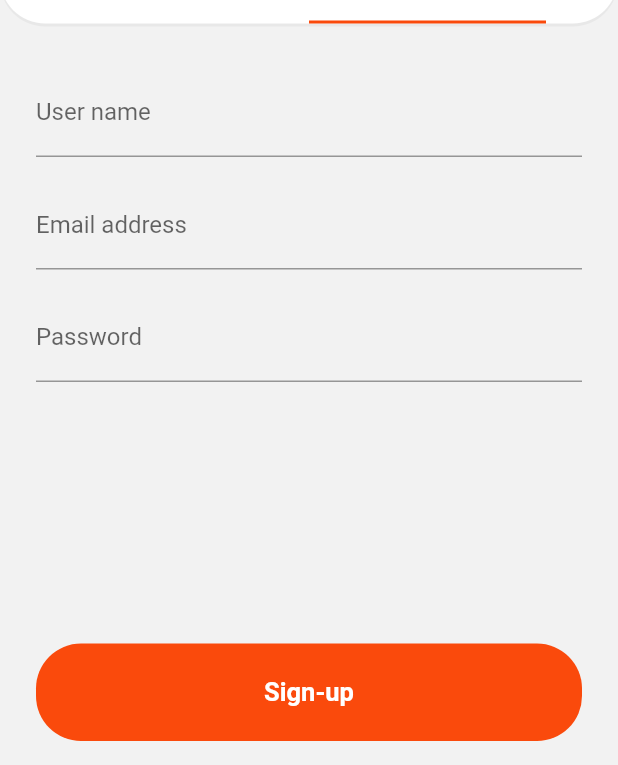
After one commit to DevOps127/boujee, a Flutter app: the ConnexionScreen screen opened by its route, tab 2 chosen, after a tap on "Sign-up", on a phone screen of 412 x 824 dp, the part 471-1236 px from its top. The commit adds this screen. Run offline on Flutter 3.47's test engine with Material 2 defaults, Android fonts, the phone set to English and light mode, and no system bars; our stand-ins replace google_fonts; Roboto replaces fonts that are missing (SF-Pro-Rounded-Regular).

Commit message:
setup routing app

```diff
--- a/lib/routes.dart
+++ b/lib/routes.dart
@@ -0,0 +1,33 @@
+import 'package:flutter/cupertino.dart';
+import 'package:flutter/material.dart';
+
+import 'package:boujee/ui/screens/connexion/connexion_screen.dart';
+import 'package:boujee/ui/screens/onboarding_screen.dart';
+
+class RouteGenerator {
+  static const String onboardingScreen = '/';
+
+  static const String connexionScreen = '/connexion-screen';
+
+  RouteGenerator._();
+
+  static Route<dynamic> generateRoute(RouteSettings settings) {
+    switch (settings.name) {
+      case onboardingScreen:
+        return MaterialPageRoute<dynamic>(
+          builder: (_) => const OnboardingScreen(),
+        );
+      case connexionScreen:
+        return MaterialPageRoute<dynamic>(
+          builder: (_) => const ConnexionScreen(),
+        );
+      default:
+        throw FormatException('Page not found');
+    }
+  }
+}
+
+class RouteException implements Exception {
+  final String message;
+  const RouteException({this.message});
+}
--- a/lib/ui/screens/connexion/connexion_screen.dart
+++ b/lib/ui/screens/connexion/connexion_screen.dart
@@ -1,14 +1,12 @@
 import 'dart:ui';
 
 import 'package:boujee/ui/constants/colors.dart';
-import 'package:boujee/ui/shared/buttons/default_raised_button.dart';
-import 'package:boujee/ui/shared/default_textfield/default_textfield.dart';
-import 'package:boujee/ui/shared/spacers/spacers.dart';
+import 'package:boujee/ui/widgets/connexion_forms/login_form.dart';
+import 'package:boujee/ui/widgets/connexion_forms/sign_up_form.dart';
 import 'package:flutter/material.dart';
 import 'package:flutter/services.dart';
 
 class ConnexionScreen extends StatefulWidget {
-  static const routeName = '/connexion-screen';
 
   const ConnexionScreen({Key key}) : super(key: key);
 
@@ -35,15 +33,42 @@ class _ConnexionScreenState extends State<ConnexionScreen>
         systemNavigationBarColor: AppColors.scaffoldBackgroundColor,
       ),
       child: Scaffold(
-        resizeToAvoidBottomPadding: false,
-        body: SingleChildScrollView(
-          child: Container(
-            height: MediaQuery.of(context).size.height,
-            width: double.infinity,
-            child: Column(
+        //   resizeToAvoidBottomPadding: false,
+        resizeToAvoidBottomInset: false,
+        body: Column(
           crossAxisAlignment: CrossAxisAlignment.stretch,
           children: [
-                Expanded(
+            _TopContainerWidget(tabController: _tabController),
+            Flexible(
+              flex: 3,
+              child: TabBarView(
+                controller: _tabController,
+                physics: NeverScrollableScrollPhysics(),
+                children: [
+                  LoginForm(),
+                  SignUpForm(),
+                ],
+              ),
+            ),
+          ],
+        ),
+      ),
+    );
+  }
+}
+
+class _TopContainerWidget extends StatelessWidget {
+  const _TopContainerWidget({
+    Key key,
+    @required TabController tabController,
+  })  : _tabController = tabController,
+        super(key: key);
+
+  final TabController _tabController;
+
+  @override
+  Widget build(BuildContext context) {
+    return Flexible(
       flex: 2,
       child: Container(
         decoration: BoxDecoration(
@@ -63,27 +88,10 @@ class _ConnexionScreenState extends State<ConnexionScreen>
         child: Column(
           children: [
             Expanded(
-                          child: Image.asset('assets/images/logo_md.png'),
+              child: Center(child: Image.asset('assets/images/logo_md.png')),
             ),
             _TabBarWidget(tabController: _tabController),
           ],
-                    ),
-                  ),
-                ),
-                Expanded(
-                  flex: 3,
-                  child: TabBarView(
-                    controller: _tabController,
-                    physics: NeverScrollableScrollPhysics(),
-                    children: [
-                      _LoginForm(),
-                      _SignUpForm(),
-                    ],
-                  ),
-                ),
-              ],
-            ),
-          ),
         ),
       ),
     );
@@ -133,110 +141,3 @@ class _TabBarWidget extends StatelessWidget {
     );
   }
 }
-
-class _LoginForm extends StatelessWidget {
-  const _LoginForm({
-    Key key,
-  }) : super(key: key);
-
-  @override
-  Widget build(BuildContext context) {
-    return Form(
-      child: Padding(
-        padding:
-            const EdgeInsets.only(top: 30, left: 24, right: 24, bottom: 16),
-        child: Column(
-          crossAxisAlignment: CrossAxisAlignment.start,
-          mainAxisAlignment: MainAxisAlignment.spaceBetween,
-          children: [
-            Column(
-              crossAxisAlignment: CrossAxisAlignment.start,
-              mainAxisSize: MainAxisSize.min,
-              children: [
-                DefaultTextField(
-                  labelText: 'Email address',
-                  textInputType: TextInputType.emailAddress,
-                ),
-                const SpaceH16(),
-                DefaultTextField(
-                  labelText: 'Password',
-                  obscureText: true,
-                ),
-                const SpaceH16(),
-                FlatButton(
-                  onPressed: () {},
-                  padding: EdgeInsets.zero,
-                  child: const Text(
-                    'Forgot password?',
-                    style: TextStyle(
-                      color: AppColors.primaryColor,
-                      fontWeight: FontWeight.w600,
-                      fontSize: 17,
-                    ),
-                  ),
-                ),
-              ],
-            ),
-            DefaultRaisedButton(onTap: () {}, text: 'Login')
-          ],
-        ),
-      ),
-    );
-  }
-}
-
-class _SignUpForm extends StatelessWidget {
-  const _SignUpForm({
-    Key key,
-  }) : super(key: key);
-
-  @override
-  Widget build(BuildContext context) {
-    return Form(
-      child: Padding(
-        padding:
-            const EdgeInsets.only(top: 30, left: 24, right: 24, bottom: 16),
-        child: Column(
-          crossAxisAlignment: CrossAxisAlignment.start,
-          mainAxisAlignment: MainAxisAlignment.spaceBetween,
-          children: [
-            Column(
-              crossAxisAlignment: CrossAxisAlignment.start,
-              mainAxisSize: MainAxisSize.min,
-              children: [
-                DefaultTextField(
-                  labelText: 'User name',
-                  textInputType: TextInputType.emailAddress,
-                ),
-                const SpaceH16(),
-                DefaultTextField(
-                  labelText: 'Email address',
-                  textInputType: TextInputType.emailAddress,
-                ),
-                const SpaceH16(),
-                DefaultTextField(
-                  labelText: 'Password',
-                  obscureText: true,
-                ),
-                const SpaceH16(),
-                FlatButton(
-                  onPressed: () {},
-                  padding: EdgeInsets.zero,
-                  child: const Text(
-                    'Forgot password?',
-                    style: TextStyle(
-                      color: AppColors.primaryColor,
-                      fontWeight: FontWeight.w600,
-                      fontSize: 17,
-                    ),
-                  ),
-                ),
-              ],
-            ),
-            DefaultRaisedButton(onTap: () {}, text: 'Sign-up'),
-          ],
-        ),
-      ),
-    );
-  }
-}
--- a/lib/ui/shared/buttons/default_raised_button.dart
+++ b/lib/ui/shared/buttons/default_raised_button.dart
@@ -21,8 +21,7 @@ class DefaultRaisedButton extends StatelessWidget {
       child: Material(
         color: Colors.transparent,
         child: Container(
-          width: 314,
-          height: 70,
+          height: 65,
           alignment: Alignment.center,
           decoration: BoxDecoration(
             color: backgroundColor,
--- a/lib/ui/themes/themes.dart
+++ b/lib/ui/themes/themes.dart
@@ -2,8 +2,10 @@ import 'package:boujee/ui/constants/colors.dart';
 import 'package:flutter/material.dart';
 
 final myTheme = ThemeData(
-  fontFamily: 'SF-Pro-Rounded',
+  fontFamily: 'SF-Pro-Rounded-Regular',
   buttonColor: AppColors.buttonColor,
   scaffoldBackgroundColor: AppColors.scaffoldBackgroundColor,
   unselectedWidgetColor: AppColors.unselectedElementColor,
+  primaryColor: AppColors.primaryColor,
+  cursorColor: AppColors.primaryColor,
 );
--- /dev/null
+++ b/lib/ui/widgets/connexion_forms/login_form.dart
@@ -0,0 +1,56 @@
+import 'package:boujee/ui/constants/colors.dart';
+import 'package:boujee/ui/shared/buttons/default_raised_button.dart';
+import 'package:boujee/ui/shared/default_textfield/default_textfield.dart';
+import 'package:boujee/ui/shared/spacers/spacers.dart';
+import 'package:flutter/material.dart';
+
+class LoginForm extends StatelessWidget {
+  const LoginForm({
+    Key key,
+  }) : super(key: key);
+
+  @override
+  Widget build(BuildContext context) {
+    return Form(
+      child: Padding(
+        padding:
+            const EdgeInsets.only(top: 30, left: 24, right: 24, bottom: 16),
+        child: Column(
+          crossAxisAlignment: CrossAxisAlignment.start,
+          mainAxisAlignment: MainAxisAlignment.spaceBetween,
+          children: [
+            Column(
+              crossAxisAlignment: CrossAxisAlignment.start,
+              mainAxisSize: MainAxisSize.min,
+              children: [
+                DefaultTextField(
+                  labelText: 'Email address',
+                  textInputType: TextInputType.emailAddress,
+                ),
+                const SpaceH16(),
+                DefaultTextField(
+                  labelText: 'Password',
+                  obscureText: true,
+                ),
+                const SpaceH16(),
+                FlatButton(
+                  onPressed: () {},
+                  padding: EdgeInsets.zero,
+                  child: const Text(
+                    'Forgot password?',
+                    style: TextStyle(
+                      color: AppColors.primaryColor,
+                      fontWeight: FontWeight.w600,
+                      fontSize: 17,
+                    ),
+                  ),
+                ),
+              ],
+            ),
+            DefaultRaisedButton(onTap: () {}, text: 'Login')
+          ],
+        ),
+      ),
+    );
+  }
+}
--- /dev/null
+++ b/lib/ui/widgets/connexion_forms/sign_up_form.dart
@@ -0,0 +1,47 @@
+import 'package:boujee/ui/shared/buttons/default_raised_button.dart';
+import 'package:boujee/ui/shared/default_textfield/default_textfield.dart';
+import 'package:boujee/ui/shared/spacers/spacers.dart';
+import 'package:flutter/material.dart';
+
+class SignUpForm extends StatelessWidget {
+  const SignUpForm({
+    Key key,
+  }) : super(key: key);
+
+  @override
+  Widget build(BuildContext context) {
+    return Form(
+      child: Padding(
+        padding:
+            const EdgeInsets.only(top: 30, left: 24, right: 24, bottom: 16),
+        child: Column(
+          crossAxisAlignment: CrossAxisAlignment.start,
+          children: [
+            Column(
+              crossAxisAlignment: CrossAxisAlignment.start,
+              mainAxisSize: MainAxisSize.min,
+              children: [
+                DefaultTextField(
+                  labelText: 'User name',
+                  textInputType: TextInputType.emailAddress,
+                ),
+                const SpaceH16(),
+                DefaultTextField(
+                  labelText: 'Email address',
+                  textInputType: TextInputType.emailAddress,
+                ),
+                const SpaceH16(),
+                DefaultTextField(
+                  labelText: 'Password',
+                  obscureText: true,
+                ),
+              ],
+            ),
+            Spacer(),
+            DefaultRaisedButton(onTap: () {}, text: 'Sign-up'),
+          ],
+        ),
+      ),
+    );
+  }
+}
```
Also changed, not shown: lib/main.dart (+4 -6 lines), lib/ui/screens/onboarding_screen.dart (+4 -4 lines). Lines whose indentation alone changed are shown as unchanged.
